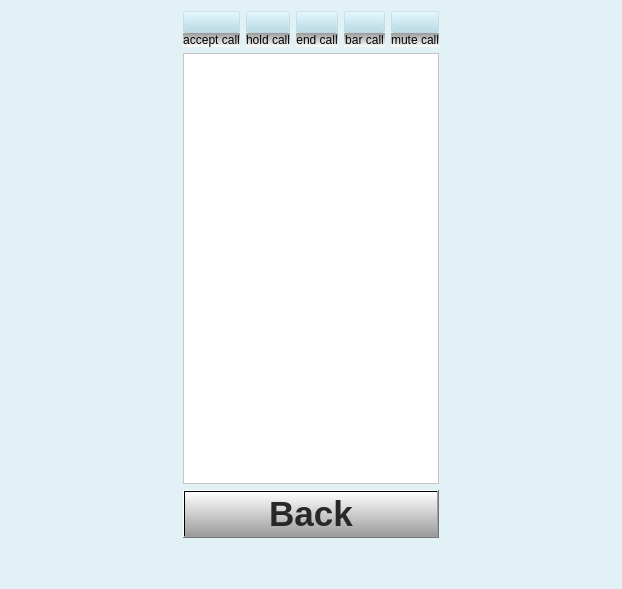
This is etu.ui in gurpartap007/qtmop as Qt 5 draws it before an edit. The edited form follows.
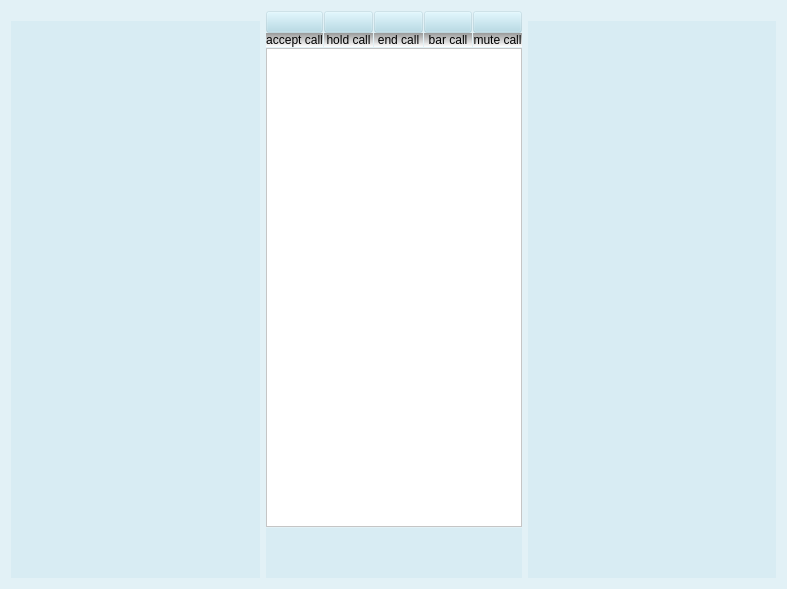
This is the edited form. Icons and pictures are not drawn.

Commit message: adjusted size of Qspinbox in settings menu with stylesheets, added left,right,bottom area to go to back menu on clicked

What changed in the file:
```diff
--- a/etu.ui
+++ b/etu.ui
@@ -6,7 +6,7 @@
    <rect>
     <x>0</x>
     <y>0</y>
-    <width>622</width>
+    <width>787</width>
     <height>589</height>
    </rect>
   </property>
@@ -19,6 +19,8 @@
   </property>
   <layout class="QHBoxLayout" name="horizontalLayout_2">
    <item>
+    <layout class="QVBoxLayout" name="verticalLayout_7">
+     <item>
     <spacer name="horizontalSpacer">
      <property name="orientation">
       <enum>Qt::Horizontal</enum>
@@ -26,13 +28,28 @@
      <property name="sizeHint" stdset="0">
       <size>
        <width>40</width>
-       <height>20</height>
+         <height>10</height>
       </size>
      </property>
     </spacer>
+     </item>
+     <item>
+      <widget class="QLabel" name="left_area">
+       <property name="styleSheet">
+        <string notr="true"/>
+       </property>
+       <property name="text">
+        <string/>
+       </property>
+      </widget>
+     </item>
+    </layout>
    </item>
    <item>
     <layout class="QVBoxLayout" name="verticalLayout_6">
+     <property name="spacing">
+      <number>1</number>
+     </property>
      <item>
       <layout class="QHBoxLayout" name="horizontalLayout">
        <item>
@@ -252,6 +269,12 @@
      </item>
      <item>
       <widget class="QListView" name="call_queue">
+       <property name="minimumSize">
+        <size>
+         <width>0</width>
+         <height>0</height>
+        </size>
+       </property>
        <property name="styleSheet">
         <string notr="true">background-color: rgb(255, 255, 255);</string>
        </property>
@@ -261,48 +284,22 @@
       </widget>
      </item>
      <item>
-      <widget class="QPushButton" name="etu_back_button">
-       <property name="font">
-        <font>
-         <pointsize>26</pointsize>
-         <weight>75</weight>
-         <bold>true</bold>
-        </font>
-       </property>
-       <property name="autoFillBackground">
-        <bool>false</bool>
-       </property>
-       <property name="styleSheet">
-        <string notr="true">
-QPushButton:pressed{background-color: rgb(179, 179, 179); }
-QPushButton{background-color: qlineargradient(spread:pad, x0:0, y0:0, x1:1, y1:1, stop:0 rgba(150, 150, 150, 150), stop:1 rgba(230, 230, 230, 200));}
-QPushButton{color: rgb(40, 40, 40);}
-QPushButton{background-color: qlineargradient(spread:pad, x2:1, y1:1, x1:1, y2:0, stop:0 rgba(150, 150, 150, 240), stop:1 rgba(255, 255, 255, 255));}
-</string>
-       </property>
-       <property name="text">
-        <string>Back</string>
-       </property>
-      </widget>
-     </item>
-     <item>
-      <spacer name="verticalSpacer">
-       <property name="orientation">
-        <enum>Qt::Vertical</enum>
-       </property>
-       <property name="sizeType">
-        <enum>QSizePolicy::Fixed</enum>
-       </property>
-       <property name="sizeHint" stdset="0">
+      <widget class="QLabel" name="bottom_area">
+       <property name="minimumSize">
         <size>
-         <width>20</width>
-         <height>40</height>
+         <width>0</width>
+         <height>50</height>
         </size>
        </property>
-      </spacer>
+       <property name="text">
+        <string/>
+       </property>
+      </widget>
      </item>
     </layout>
    </item>
+   <item>
+    <layout class="QVBoxLayout" name="verticalLayout_8">
    <item>
     <spacer name="horizontalSpacer_2">
      <property name="orientation">
@@ -311,10 +308,22 @@
      <property name="sizeHint" stdset="0">
       <size>
        <width>40</width>
-       <height>20</height>
+         <height>10</height>
       </size>
      </property>
     </spacer>
+     </item>
+     <item>
+      <widget class="QLabel" name="right_area">
+       <property name="styleSheet">
+        <string notr="true"/>
+       </property>
+       <property name="text">
+        <string/>
+       </property>
+      </widget>
+     </item>
+    </layout>
    </item>
   </layout>
  </widget>
```
Lines whose indentation alone changed are shown as unchanged. The commit also changes 13 other files.
